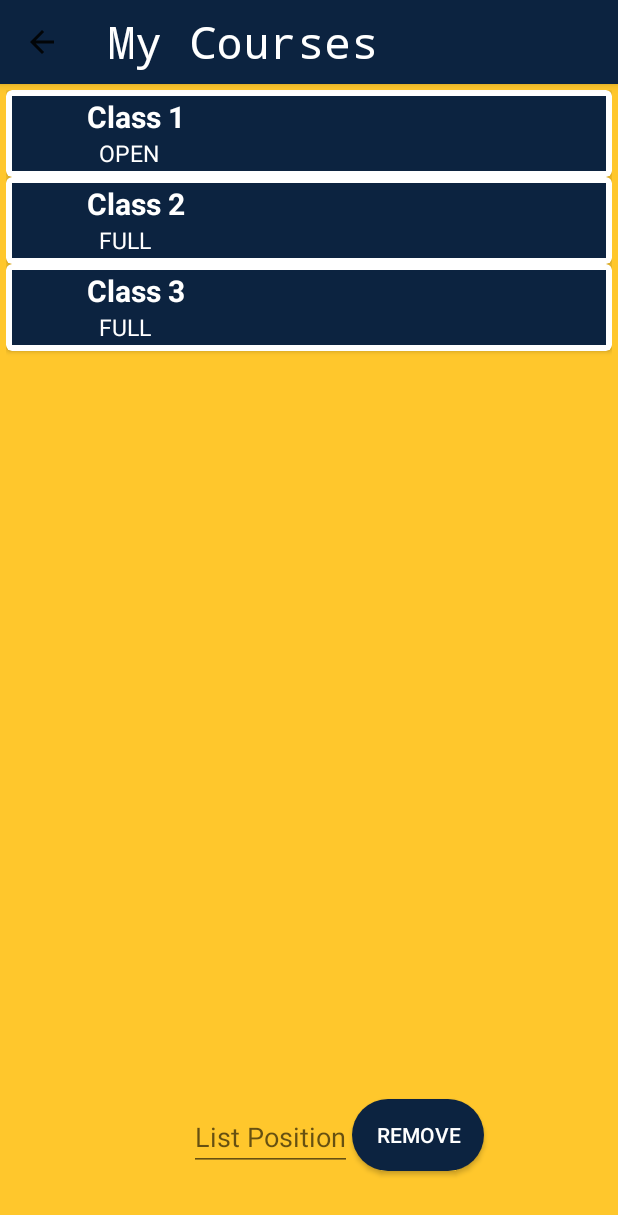
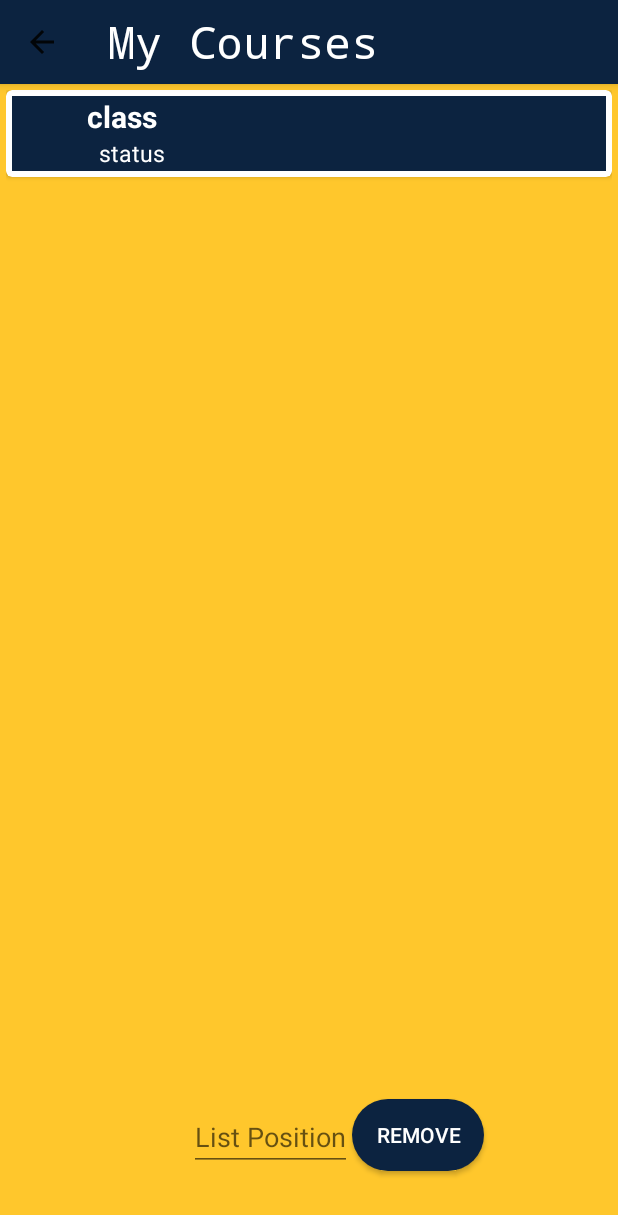
Before and after one commit to Nanonaitor/CourseComrade, an Android app: the screen it shows after launch (UserCoursesActivity), after a tap on "MY COURSES", on a phone screen of 412 x 824 dp. Shown: the top 1215 px of the screen. Run offline under Robolectric (Android 15) with nearby library versions, the phone set to English and light mode, and no system bars; our stand-ins replace Firebase (no records; nobody signed in at launch, a user with empty details on screens opened directly).

Commit message:
edited database, ironing our courseActivity problems (semifunctional)
Signed-off-by: nananananate <piewalker442@gmail.com>

```diff
--- a/app/src/main/java/com/ics45j/coursecomrade/CourseManager.java
+++ b/app/src/main/java/com/ics45j/coursecomrade/CourseManager.java
@@ -18,7 +18,7 @@ public class CourseManager {
 
     private Map<String, Map<String, String>> courses;
     private ArrayList<String> depts;
-    private ArrayList<Integer> userCourses;
+    private ArrayList<String> userCourses;
 
     private final String userId;
     private DatabaseReference userRef;
@@ -27,25 +27,20 @@ public class CourseManager {
     public CourseManager(String userId) {
         depts = new ArrayList<String>();
         courses = new HashMap<String, Map<String, String>>();
-        userCourses = new ArrayList<Integer>();
+        userCourses = new ArrayList<String>();
 
         this.userId = userId;
 
+        DatabaseReference AllUserCoursesRef = database.getReference("userCourses");
+        userRef = AllUserCoursesRef.child(this.userId);
+        userCoursesListener(userRef);
 
-
-
-        DatabaseReference userCoursesRef = database.getReference("userCourses");
-        userRef = userCoursesRef.child(this.userId);
-        userListener(userRef);
-        //userCoursesListeners(userCoursesRef, this.userId);
+        DatabaseReference coursesRef= database.getReference("courses");
+        coursesRef.keepSynced(true);
+        coursesListeners(coursesRef);
 
         DatabaseReference deptsRef= database.getReference("depts");
         deptListeners(deptsRef);
-
-        DatabaseReference coursesRef= database.getReference("courses");
-        coursesListeners(coursesRef);
-
-
 
     }
 
@@ -63,8 +58,9 @@ public class CourseManager {
 
     public void addCourse(int code){
         // check for duplicates
-        if(!userCourses.contains(code)){
-            userCourses.add(code);
+        String codeStr = Integer.toString(code);
+        if(!userCourses.contains(codeStr)){
+            userCourses.add(codeStr);
             userRef.setValue(userCourses);
         }
     }
@@ -72,11 +68,9 @@ public class CourseManager {
 
 
     public void addCourse(String code){
-        // convert code to int
-        Integer codeInt = Integer.parseInt(code);
 
-        if(!userCourses.contains(codeInt)){
-            userCourses.add(codeInt);
+        if(!userCourses.contains(code)){
+            userCourses.add(code);
             userRef.setValue(userCourses);
         }
     }
@@ -100,35 +94,23 @@ public class CourseManager {
     }
 
 
-    private void userListener(DatabaseReference ref){
+    private void userCoursesListener(DatabaseReference ref){
         ref.addValueEventListener(new ValueEventListener() {
             @Override
             public void onDataChange(@NonNull DataSnapshot dataSnapshot) {
 
                 if (dataSnapshot != null){
+                    System.out.println("in userCoursesListener");
+                    System.out.println(dataSnapshot.getValue());
                     userCourses.clear();
-                    userCourses = (ArrayList<Integer>)dataSnapshot.getValue();
-                }
-            }
 
-            @Override
-            public void onCancelled(@NonNull DatabaseError databaseError) {
-            }
-        });
-    }
-
-
-    private void userCoursesListeners(DatabaseReference ref, final String userId){
-        ref.addValueEventListener(new ValueEventListener() {
-            @Override
-            public void onDataChange(@NonNull DataSnapshot dataSnapshot) {
-
-
-                if (dataSnapshot.child(userId).exists()){
-                    DataSnapshot userData = dataSnapshot.child(userId);
-                    userCourses.clear();
-                    userCourses = (ArrayList<Integer>)userData.getValue();
-
+                    for(DataSnapshot data: dataSnapshot.getChildren()){
+                        System.out.println("adding code");
+                        System.out.println(data.getValue());
+                        String code = (String)data.getValue();
+                        userCourses.add(code);
+                        System.out.println(code);
+                    }
 
                 }
             }
@@ -140,11 +122,14 @@ public class CourseManager {
     }
 
 
+
     private void coursesListeners(DatabaseReference ref){
         ref.addValueEventListener(new ValueEventListener() {
             @Override
             public void onDataChange(@NonNull DataSnapshot dataSnapshot) {
                 courses.clear();
+                System.out.println("in courses listener");
+                System.out.println(dataSnapshot.getValue());
                 courses = (Map<String, Map<String, String>>)dataSnapshot.getValue();
             }
 
@@ -166,9 +151,9 @@ public class CourseManager {
 
 
 
-    public ArrayList<Integer> getUserCourses() {
+    public ArrayList<String> getUserCourses() {
 
-        return (ArrayList<Integer>)userCourses;
+        return (ArrayList<String>)userCourses;
     }
 
     public ArrayList<Map<String, String>> getUserCoursesMap(){
@@ -176,7 +161,7 @@ public class CourseManager {
         ArrayList<Map<String,String>> result = new ArrayList<Map<String, String>>();
         System.out.println("in couses mao");
         System.out.println(userCourses);
-        for(Integer code: userCourses){
+        for(String code: userCourses){
             System.out.println(code);
             result.add(courses.get(code));
         }
--- a/app/src/main/java/com/ics45j/coursecomrade/MainActivity.java
+++ b/app/src/main/java/com/ics45j/coursecomrade/MainActivity.java
@@ -9,7 +9,7 @@ import android.widget.Button;
 
 public class MainActivity extends AppCompatActivity {
     private Button buttonSearch, buttonUserCourses;
-    private String username = "aathan";
+    private String username = "dathan";
 
     // everything that needs Firebase goes through courseManager
     // actually it's not needed here
@@ -60,6 +60,7 @@ public class MainActivity extends AppCompatActivity {
     public void openUserCoursesActivity() {
         Bundle bundle = new Bundle();
         bundle.putString("username", username);
+        bundle.putStringArrayList("userCourses", courseManager.getUserCourses());
 
         Intent intent = new Intent(this, UserCoursesActivity.class);
         intent.putExtras(bundle);
--- a/app/src/main/java/com/ics45j/coursecomrade/UserCoursesActivity.java
+++ b/app/src/main/java/com/ics45j/coursecomrade/UserCoursesActivity.java
@@ -24,6 +24,7 @@ public class UserCoursesActivity extends AppCompatActivity {
 
     private Button buttonSubmit, buttonRemove;
     private EditText submitCourse, removeCourse;
+    ArrayList<String> savedUserCourses;
 
     private CourseManager cm;
 
@@ -35,6 +36,7 @@ public class UserCoursesActivity extends AppCompatActivity {
         Intent intent = getIntent();
         Bundle bundle = intent.getExtras();
         String username = bundle.getString("username");
+        savedUserCourses = new ArrayList<String>(bundle.getStringArrayList("userCourses"));
 
         cm = new CourseManager(username);
         mCourseList = new ArrayList<>();
@@ -83,46 +85,28 @@ public class UserCoursesActivity extends AppCompatActivity {
     }
 
     public void removeCourse(int position) {
-        //mCourseList.remove(position);
-        System.out.println(cm.getUserId());
-        System.out.println(cm.getUserCourses());
-        ArrayList<Integer> courseList = new ArrayList<Integer>(cm.getUserCourses());
-        System.out.println("yeet");
-        System.out.println(courseList);
-        cm.getUserCoursesMap();
-        System.out.println("reet");
-
-        courseList.toArray();
+        ArrayList<String> courseList = new ArrayList<String>(cm.getUserCourses());
+        // i was using this for testing... can u implement this correctly?
 
         for(int i = 0; i < courseList.size(); ++i){
             System.out.println("skeet");
-            System.out.println(courseList.get(i));
-            //code = (Integer)courseList.get(i);
-            //Integer code = new Integer(courseList.get(i));
-            System.out.println("code");
-            Map<String, String> course = cm.getCourse(27602);
-
-            mCourseList.add(new ExampleCourse(R.drawable.ic_class, course.get("code"), course.get("status")));
         }
         mCourseAdapter.notifyDataSetChanged();
     }
 
     public void createCourseList() {
 
+        System.out.println("creating courses");
+        System.out.println(savedUserCourses);
+        for(int i = 0; i < savedUserCourses.size(); ++i){
+            System.out.println("skeet");
+            System.out.println(cm.getCourse(savedUserCourses.get(i)));
+            System.out.println("code");
+            Map<String, String> course = cm.getCourse(savedUserCourses.get(i));
 
-        System.out.println(cm.getUserId());
-        System.out.println(cm.getUserCourses());
-        for(Integer code: cm.getUserCourses()){
-            System.out.println(code);
-            //Map<String, String> course = cm.getCourse(code);
-
-
-            //mCourseList.add(new ExampleCourse(R.drawable.ic_class, course.get("code"), course.get("status")));
+            mCourseList.add(new ExampleCourse(R.drawable.ic_class, course.get("code"), course.get("status")));
         }
-
-        mCourseList.add(new ExampleCourse(R.drawable.ic_class, "Class 1", "OPEN"));//TESTING RIGHT NOW
-        mCourseList.add(new ExampleCourse(R.drawable.ic_class, "Class 2", "FULL"));
-        mCourseList.add(new ExampleCourse(R.drawable.ic_class, "Class 3", "FULL"));
+        mCourseList.add(new ExampleCourse(R.drawable.ic_class, "class", "status"));
 
     }
 
```
